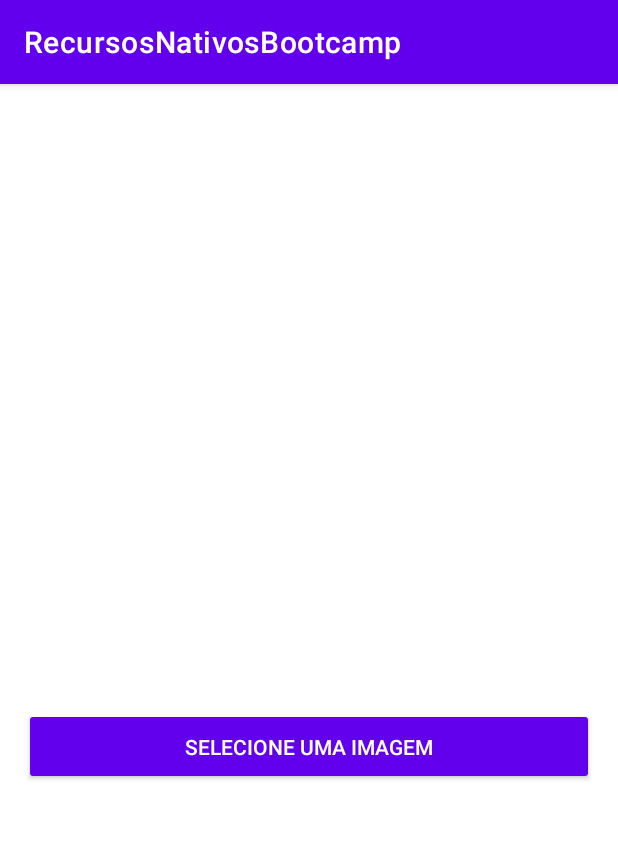
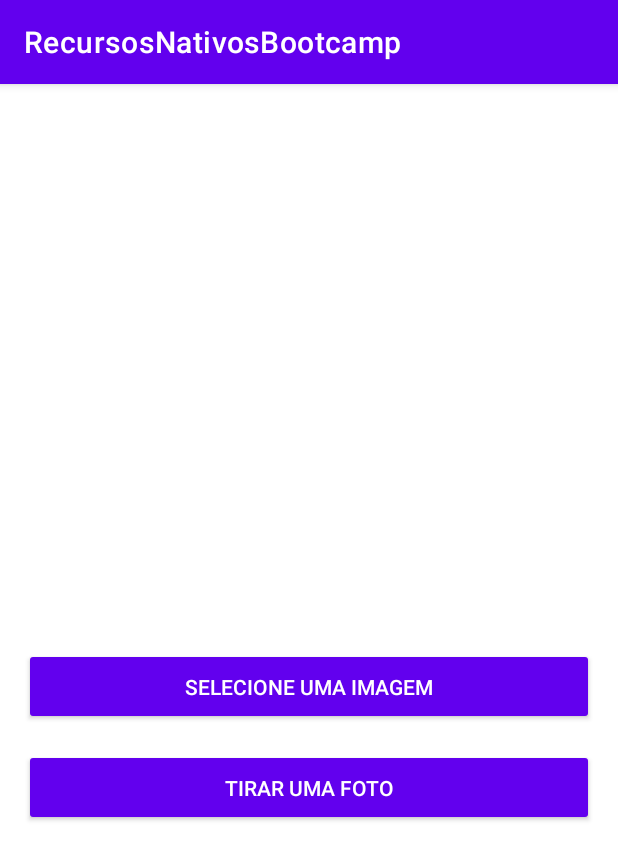
Before and after one commit to maria-serafim-dev/app-recursos-nativos-bootcamp, an Android app: the PhotoActivity screen opened directly, with no data from a screen before it, on a phone screen of 412 x 824 dp. Shown: the top 860 px of the screen. Run offline under Robolectric (Android 15) with nearby library versions, the phone set to English and light mode, and no system bars.

```diff
--- a/app/src/main/AndroidManifest.xml
+++ b/app/src/main/AndroidManifest.xml
@@ -1,9 +1,13 @@
 <?xml version="1.0" encoding="utf-8"?>
 <manifest xmlns:android="http://schemas.android.com/apk/res/android"
+    xmlns:tools="http://schemas.android.com/tools"
     package="com.example.recursosnativosbootcamp">
 
     <uses-permission android:name="android.permission.READ_CONTACTS" />
     <uses-permission android:name="android.permission.READ_EXTERNAL_STORAGE"/>
+    <uses-permission android:name="android.permission.CAMERA"/>
+    <uses-permission android:name="android.permission.WRITE_EXTERNAL_STORAGE"
+        tools:ignore="ScopedStorage" />
 
     <application
         android:allowBackup="true"
--- a/app/src/main/res/layout/activity_photo.xml
+++ b/app/src/main/res/layout/activity_photo.xml
@@ -9,8 +9,8 @@
 
     <ImageView
         android:id="@+id/ivImageUser"
-        android:layout_width="400dp"
-        android:layout_height="400dp"
+        android:layout_width="360dp"
+        android:layout_height="360dp"
         android:contentDescription="@string/txt_selected_image"
         android:scaleType="centerCrop"
         tools:src="@drawable/ic_image" />
@@ -23,4 +23,13 @@
         android:text="@string/text_image_selected"
         android:layout_margin="16dp"
         style="@style/Widget.AppCompat.Button.Colored"/>
+
+    <Button
+        android:id="@+id/btnOpenCamera"
+        android:layout_width="match_parent"
+        android:layout_height="wrap_content"
+        android:padding="10dp"
+        android:text="@string/text_take_picture"
+        android:layout_marginHorizontal="16dp"
+        style="@style/Widget.AppCompat.Button.Colored"/>
 </LinearLayout>
--- a/app/src/main/res/values/strings.xml
+++ b/app/src/main/res/values/strings.xml
@@ -5,4 +5,5 @@
     <string name="btn_set_fotos">Set Photos</string>
     <string name="txt_selected_image">Imagem a ser selecionada pelo usuário</string>
     <string name="text_image_selected">Selecione uma imagem</string>
+    <string name="text_take_picture">Tirar uma foto</string>
 </resources>
```
Also changed, not shown: app/src/main/java/com/example/recursosnativosbootcamp/PhotoActivity.kt (+60 -8 lines).
